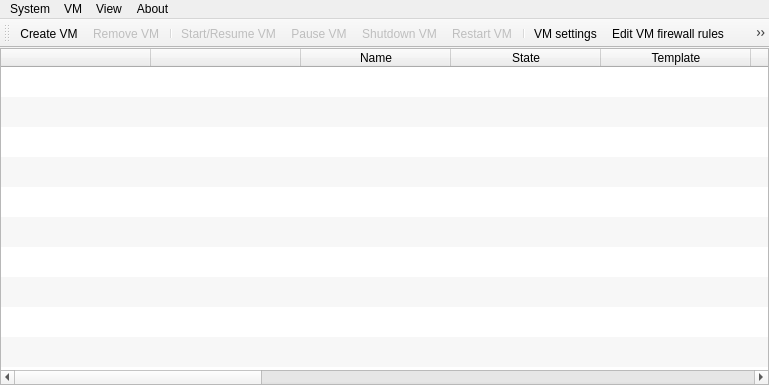
Before: the Qt Designer form mainwindow.ui in QubesOS/qubes-manager, drawn with Qt 5.
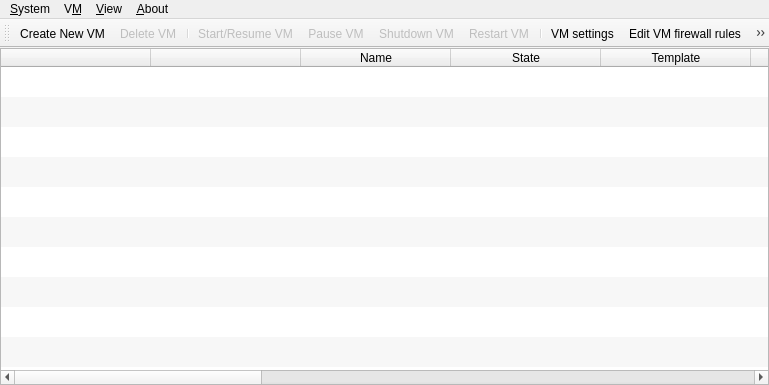
After: the same form once the commit is applied. Icons and pictures are not drawn.

Commit message: Add keyboard shortcuts for manager menu items

What changed in the file:
```diff
--- a/mainwindow.ui
+++ b/mainwindow.ui
@@ -259,7 +259,7 @@
    </property>
    <widget class="QMenu" name="menu_system">
     <property name="title">
-     <string>System</string>
+     <string>&amp;System</string>
     </property>
     <addaction name="action_global_settings"/>
     <addaction name="action_backup"/>
@@ -267,7 +267,7 @@
    </widget>
    <widget class="QMenu" name="menu_view">
     <property name="title">
-     <string>View</string>
+     <string>&amp;View</string>
     </property>
     <addaction name="action_vm_type"/>
     <addaction name="action_label"/>
@@ -293,7 +293,7 @@
    </widget>
    <widget class="QMenu" name="menu_vm">
     <property name="title">
-     <string>VM</string>
+     <string>V&amp;M</string>
     </property>
     <widget class="QMenu" name="logs_menu">
      <property name="title">
@@ -336,7 +336,7 @@
    </widget>
    <widget class="QMenu" name="menu_about">
     <property name="title">
-     <string>About</string>
+     <string>&amp;About</string>
     </property>
     <addaction name="action_about_qubes"/>
    </widget>
@@ -391,7 +391,7 @@
      <normaloff>:/createvm.png</normaloff>:/createvm.png</iconset>
    </property>
    <property name="text">
-    <string>Create VM</string>
+    <string>Create &amp;New VM</string>
    </property>
    <property name="toolTip">
     <string>Create a new VM</string>
@@ -406,7 +406,7 @@
      <normaloff>:/removevm.png</normaloff>:/removevm.png</iconset>
    </property>
    <property name="text">
-    <string>Remove VM</string>
+    <string>&amp;Delete VM</string>
    </property>
    <property name="toolTip">
     <string>Remove an existing VM (must be stopped first)</string>
@@ -421,7 +421,7 @@
      <normaloff>:/resumevm.png</normaloff>:/resumevm.png</iconset>
    </property>
    <property name="text">
-    <string>Start/Resume VM</string>
+    <string>Start/Resume V&amp;M</string>
    </property>
    <property name="toolTip">
     <string>Start/Resume selected VM</string>
@@ -436,7 +436,7 @@
      <normaloff>:/pausevm.png</normaloff>:/pausevm.png</iconset>
    </property>
    <property name="text">
-    <string>Pause VM</string>
+    <string>&amp;Pause VM</string>
    </property>
    <property name="toolTip">
     <string>Pause selected VM</string>
@@ -451,7 +451,7 @@
      <normaloff>:/shutdownvm.png</normaloff>:/shutdownvm.png</iconset>
    </property>
    <property name="text">
-    <string>Shutdown VM</string>
+    <string>&amp;Shutdown VM</string>
    </property>
    <property name="toolTip">
     <string>Shutdown selected VM</string>
@@ -466,7 +466,7 @@
      <normaloff>:/restartvm.png</normaloff>:/restartvm.png</iconset>
    </property>
    <property name="text">
-    <string>Restart VM</string>
+    <string>Restar&amp;t VM</string>
    </property>
    <property name="toolTip">
     <string>Restart selected VM</string>
@@ -481,7 +481,7 @@
      <normaloff>:/apps.png</normaloff>:/apps.png</iconset>
    </property>
    <property name="text">
-    <string>Add/remove app shortcuts</string>
+    <string>Add/remove app s&amp;hortcuts</string>
    </property>
    <property name="toolTip">
     <string>Add/remove app shortcuts for this VM</string>
@@ -496,7 +496,7 @@
      <normaloff>:/updateable.png</normaloff>:/updateable.png</iconset>
    </property>
    <property name="text">
-    <string>Update VM</string>
+    <string>&amp;Update VM</string>
    </property>
    <property name="toolTip">
     <string>Update VM system</string>
@@ -511,7 +511,7 @@
      <normaloff>:/mic.png</normaloff>:/mic.png</iconset>
    </property>
    <property name="text">
-    <string>Attach/detach audio-input to the VM</string>
+    <string>Attach/detach &amp;audio-input to the VM</string>
    </property>
    <property name="toolTip">
     <string>Attach/detach audio-input to the VM</string>
@@ -542,7 +542,7 @@
      <normaloff>:/firewall.png</normaloff>:/firewall.png</iconset>
    </property>
    <property name="text">
-    <string>Edit VM firewall rules</string>
+    <string>Edit VM &amp;firewall rules</string>
    </property>
    <property name="toolTip">
     <string>Edit VM firewall rules</string>
@@ -645,7 +645,7 @@
      <normaloff>:/settings.png</normaloff>:/settings.png</iconset>
    </property>
    <property name="text">
-    <string>VM settings</string>
+    <string>VM s&amp;ettings</string>
    </property>
    <property name="toolTip">
     <string>VM Settings</string>
@@ -657,7 +657,7 @@
      <normaloff>:/restore.png</normaloff>:/restore.png</iconset>
    </property>
    <property name="text">
-    <string>Restore VMs from backup</string>
+    <string>&amp;Restore VMs from backup</string>
    </property>
   </action>
   <action name="action_backup">
@@ -666,7 +666,7 @@
      <normaloff>:/backup.png</normaloff>:/backup.png</iconset>
    </property>
    <property name="text">
-    <string>Backup VMs</string>
+    <string>&amp;Backup VMs</string>
    </property>
   </action>
   <action name="action_global_settings">
@@ -675,7 +675,7 @@
      <normaloff>:/global-settings.png</normaloff>:/global-settings.png</iconset>
    </property>
    <property name="text">
-    <string>Global settings</string>
+    <string>&amp;Global settings</string>
    </property>
   </action>
   <action name="action_state">
@@ -707,7 +707,7 @@
      <normaloff>:/kbd-layout.png</normaloff>:/kbd-layout.png</iconset>
    </property>
    <property name="text">
-    <string>Set keyboard layout</string>
+    <string>Set keyboard la&amp;yout</string>
    </property>
    <property name="toolTip">
     <string>Set keyboard layout per VM</string>
```
Left out of the diff: 42 changed lines with no effect on the pictures.
